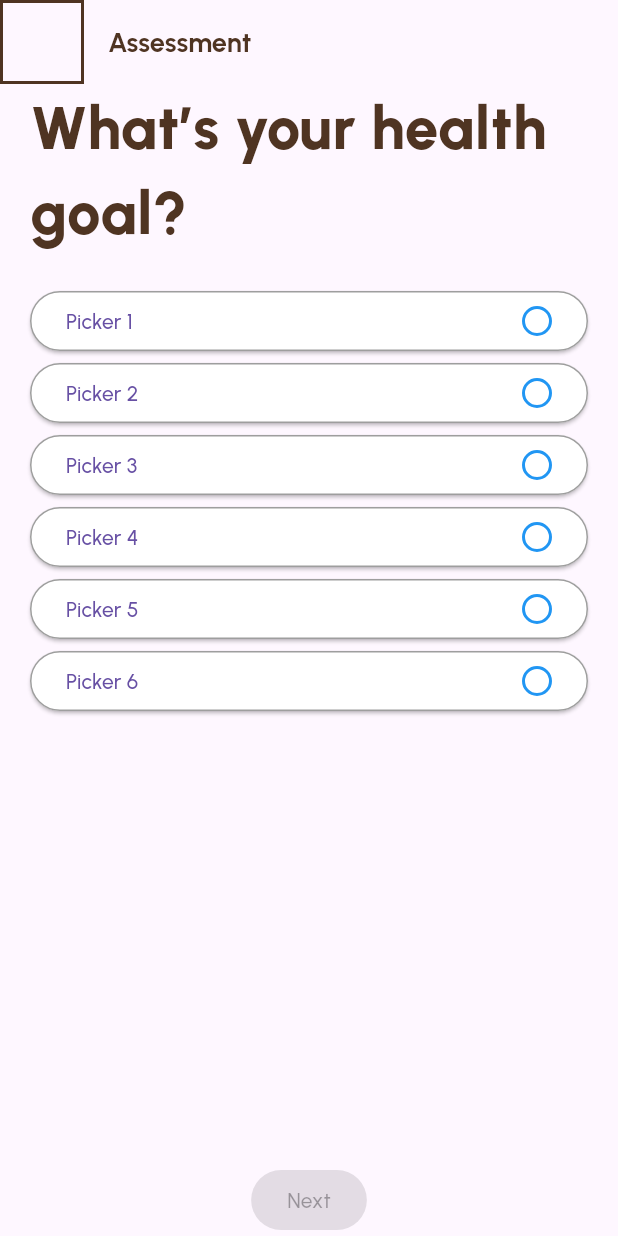
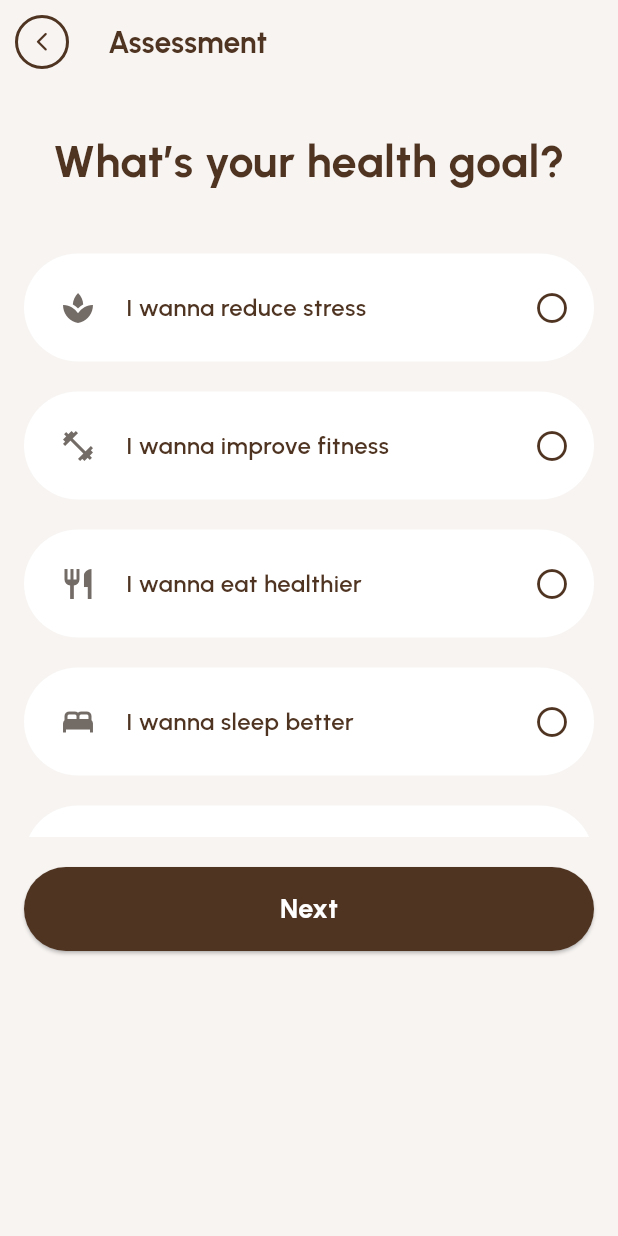
Before and after one commit to KaylaSyahma/Aimi, a Flutter app: the HealthGoalsScreen screen opened directly, on a phone screen of 412 x 824 dp. Run offline on Flutter 3.47's test engine with Material 3 defaults, Android fonts, the phone set to English and light mode, and no system bars; our stand-ins replace flutter_svg, fluttertoast.

Commit message:
Add Health Goals

```diff
--- a/lib/main.dart
+++ b/lib/main.dart
@@ -1,10 +1,10 @@
+import 'package:finpro_11/ui/assessment/health_goals_screen.dart';
 import 'package:finpro_11/ui/auth/login_screen.dart';
 import 'package:finpro_11/ui/auth/register_screen.dart';
 import 'package:finpro_11/ui/chat/chat_screen.dart';
 import 'package:finpro_11/ui/home.dart';
 import 'package:finpro_11/ui/onBoarding/get_started.dart';
 import 'package:finpro_11/ui/onBoarding/onBoarding_screen.dart';
-import 'package:finpro_11/ui/splash/splash_screen.dart';
 import 'package:flutter/material.dart';
 
 void main() {
@@ -29,7 +29,7 @@
       ),
       initialRoute: '/',
       routes: {
-        '/' : (context) => const SplashScreen(),
+        '/' : (context) => const HealthGoalsScreen(),
         '/get-started' : (context) => const GetStarted(),
         '/on-boarding' : (context) => const OnboardingScreen(),
         '/signin' : (context) => const LoginScreen(),
--- a/lib/ui/assessment/health_goals_screen.dart
+++ b/lib/ui/assessment/health_goals_screen.dart
@@ -9,105 +9,157 @@ class HealthGoalsScreen extends StatefulWidget {
 }
 
 class _HealthGoalsScreenState extends State<HealthGoalsScreen> {
+  final List<Map<String, dynamic>> pickerData = [
+    {'label': 'I wanna reduce stress', 'isSelected': false, 'icon': Icons.spa},
+    {'label': 'I wanna improve fitness', 'isSelected': false, 'icon': Icons.fitness_center},
+    {'label': 'I wanna eat healthier', 'isSelected': false, 'icon': Icons.restaurant},
+    {'label': 'I wanna sleep better', 'isSelected': false, 'icon': Icons.bed},
+    {'label': 'I wanna meditate more', 'isSelected': false, 'icon': Icons.self_improvement},
+  ];
+
   int? selectedPicker;
 
   @override
   Widget build(BuildContext context) {
     return Scaffold(
+      backgroundColor: const Color(0xFFF7F4F2),
       appBar: AppBar(
         backgroundColor: Colors.transparent,
         leading: GestureDetector(
+          child: Padding(
+            padding: const EdgeInsets.symmetric(horizontal: 10.0, vertical: 10.0),
             child: Container(
-            padding: const EdgeInsets.all(8),
               width: 20.0,
               height: 20.0,
+              decoration: BoxDecoration(
                 color: Colors.transparent,
-            decoration: BoxDecoration(
+                borderRadius: BorderRadius.circular(50),
                 border: Border.all(
                   width: 2,
-                color: primaryColor
-              )
-            )
+                  color: primaryColor,
                 ),
-          onTap: ()  {
+              ),
+              child: const Icon(
+                Icons.arrow_back_ios_new_rounded,
+                color: primaryColor,
+                size: 15.0
+              ),
+            ),
+          ),
+          onTap: () {
             Navigator.pushNamed(context, "/signin");
           },
         ),
         title: const Text(
           "Assessment",
           style: TextStyle(
-            fontSize: 18.0,
+            fontSize: 20.0,
             color: primaryColor,
             fontWeight: FontWeight.w700,
-            fontFamily: "Urbanist"
+            fontFamily: "Urbanist",
           ),
         ),
       ),
       body: Padding(
-        padding: const EdgeInsets.symmetric(horizontal: 20.0),
+        padding: const EdgeInsets.symmetric(horizontal: 16.0),
         child: Column(
-          mainAxisAlignment: MainAxisAlignment.center,
-
           children: [
+            const SizedBox(height: 30.0),
             const Text(
               "What’s your health goal?",
               style: TextStyle(
-                fontSize: 40,
+                fontSize: 30,
                 color: primaryColor,
-                fontWeight: FontWeight.w800
+                fontWeight: FontWeight.bold,
               ),
             ),
-            const SizedBox(height: 20),
-            Column(
-              children: List.generate(6, (index) {
-                return ElevatedButton(
-                  style: ElevatedButton.styleFrom(
-                    backgroundColor: Colors.white, // Warna background button
-                    side: BorderSide(
-                      color: selectedPicker == index
-                          ? Colors.blue
-                          : Colors.grey, // Border berubah jika dipilih
-                    ),
-                  ),
-                  onPressed: () {
+            const SizedBox(height: 30),
+            Expanded(
+              child: ListView.builder(
+                itemCount: pickerData.length,
+                itemBuilder: (context, index) {
+                  final item = pickerData[index];
+                  return GestureDetector(
+                    onTap: () {
                       setState(() {
-                      selectedPicker = index; // Simpan pilihan
+                        item['isSelected'] = !item['isSelected'];
+                        selectedPicker = item['isSelected'] ? index : null;
                       });
                     },
-                  child: Row(
-                    mainAxisAlignment: MainAxisAlignment.spaceBetween,
-                    children: [
-                      Text("Picker ${index + 1}"), // Teks button
-                      Container(
-                        width: 20, // Lebar oval
-                        height: 20, // Tinggi oval
+                    child: Container(
+                      margin: const EdgeInsets.symmetric(vertical: 10.0),
+                      padding: const EdgeInsets.all(16.0),
                       decoration: BoxDecoration(
-                          color: selectedPicker == index
-                              ? Colors.blue
-                              : Colors.transparent, // Warna jika dipilih
-                          border: Border.all(
-                            color: Colors.blue,
-                            width: 2, // Ketebalan border
-                          ),
-                          shape: BoxShape.circle, // Bentuk oval
-                        ),
+                        borderRadius: BorderRadius.circular(50),
+                        color: item['isSelected'] ? secondaryColor : Colors.white,
+                        boxShadow: [
+                          BoxShadow(
+                            color: item['isSelected'] ? const Color(0xFF9BB168).withOpacity(0.3) : Colors.transparent,
+                            spreadRadius: 3,
+                            blurRadius: 10,
+                            offset: const Offset(0, 4),
                           ),
                         ],
                       ),
+                      child: Row(
+                        children: [
+                          Container(
+                            padding: const EdgeInsets.all(8.0),
+                            decoration: BoxDecoration(
+                              borderRadius: BorderRadius.circular(8.0),
+                            ),
+                            child: Icon(
+                              item['icon'],
+                              color: item['isSelected'] ? Colors.white : textColor,
+                              size: 24.0,
+                            ),
+                          ),
+                          const SizedBox(width: 12.0),
+                          Expanded(
+                            child: Text(
+                              item['label'],
+                              style: TextStyle(
+                                color: item['isSelected'] ? Colors.white : primaryColor,
+                                fontSize: 16.0,
+                                fontWeight: FontWeight.w600,
+                              ),
+                            ),
+                          ),
+                          Icon(
+                            item['isSelected'] ? Icons.radio_button_checked : Icons.radio_button_unchecked,
+                            color: item['isSelected'] ? Colors.white : primaryColor,
+                          ),
+                        ],
+                      ),
+                    ),
                   );
-              }),
+                },
               ),
-            const Spacer(), // Spacer untuk dorong ke bawah
-
-            // Tombol Next
+            ),
+            // Spacer to push the next button down
+            const SizedBox(height: 20),
             ElevatedButton(
-              onPressed: selectedPicker != null
-                  ? () {
-                      Navigator.pushNamed(context, '/nextScreen'); // Navigasi ke screen berikutnya
-                    }
-                  : null, // Tombol nonaktif jika belum dipilih
-              child: const Text("Next"), // Teks button
-            )
+              onPressed: () {
+                // Action for the next button
+              },
+              style: ElevatedButton.styleFrom(
+                backgroundColor: primaryColor,
+                minimumSize: const Size(double.infinity, 50),
+                shape: RoundedRectangleBorder(
+                  borderRadius: BorderRadius.circular(30),
+                ),
+                padding: const EdgeInsets.symmetric(vertical: 15.0, horizontal: 50.0),
+              ),
+              child: const Text(
+                "Next",
+                style: TextStyle(
+                  fontSize: 18,
+                  color: Colors.white,
+                  fontWeight: FontWeight.bold,
+                ),
+              ),
+            ),
+            const SizedBox(height: 190),
           ],
         ),
       ),
--- a/lib/ui/auth/login_screen.dart
+++ b/lib/ui/auth/login_screen.dart
@@ -236,8 +236,7 @@ class _LoginScreen extends State<LoginScreen> {
                           if (_formKey.currentState!.validate()) {
                             fToast.showToast(
                               child: Container(
-                                padding: const EdgeInsets.symmetric(
-                                    horizontal: 45.0, vertical: 20.0),
+                                padding: const EdgeInsets.symmetric(horizontal: 45.0, vertical: 20.0),
                                 decoration: BoxDecoration(
                                   color: Colors.black,
                                   borderRadius: BorderRadius.circular(8.0),
```
Lines whose indentation alone changed are shown as unchanged.
